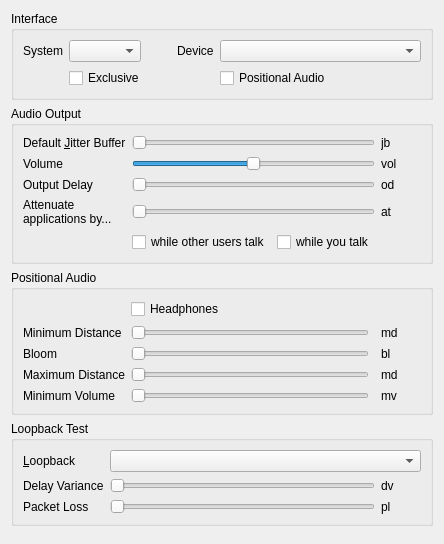
Above: src/mumble/AudioOutput.ui from mumble-voip/mumble before the change. Below: the same form after it.
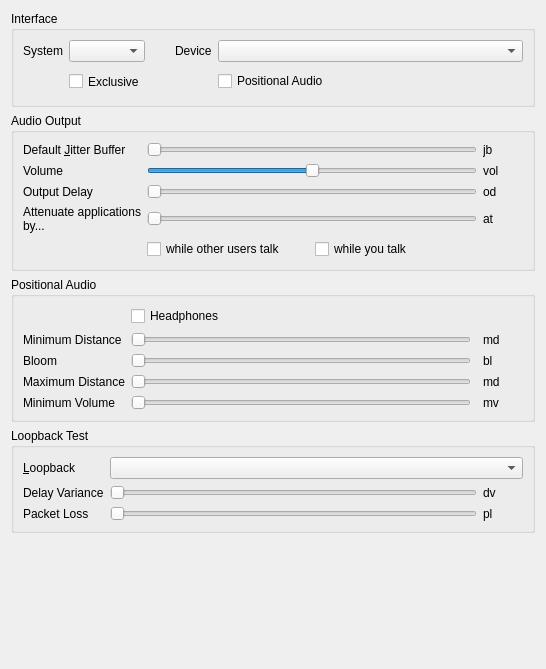
That is the form after the change.

Commit message:
Fix two GUI issues
- Fix layout mismatch between audio input and output config panels
- Fix right labels being matched with left aligned text in the
  certificate wizard. Now aligning label left and content left.

Diff of the .ui file:
```diff
--- a/src/mumble/AudioOutput.ui
+++ b/src/mumble/AudioOutput.ui
@@ -6,8 +6,8 @@
    <rect>
     <x>0</x>
     <y>0</y>
-    <width>435</width>
-    <height>544</height>
+    <width>546</width>
+    <height>669</height>
    </rect>
   </property>
   <property name="windowTitle">
@@ -94,8 +94,17 @@
         </property>
        </widget>
       </item>
-      <item row="1" column="1" colspan="2">
+      <item row="1" column="1">
        <widget class="QCheckBox" name="qcbExclusive">
+        <property name="enabled">
+         <bool>true</bool>
+        </property>
+        <property name="minimumSize">
+         <size>
+          <width>0</width>
+          <height>27</height>
+         </size>
+        </property>
         <property name="toolTip">
          <string>Exclusive mode, not recommended.</string>
         </property>
```
Left out of the diff: 78 changed lines with no effect on the pictures. The commit also changes 3 other files.
